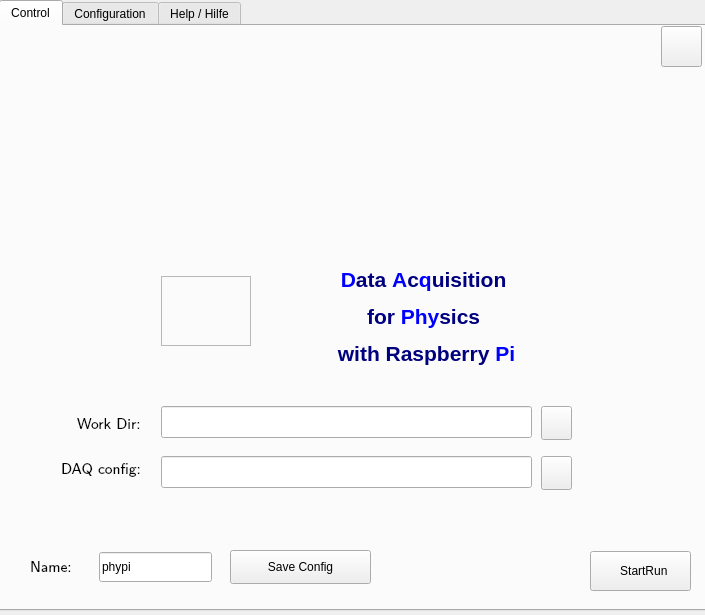
Qt form phypidaq/phypi.ui (GuenterQuast/PhyPiDAQ) before a commit.
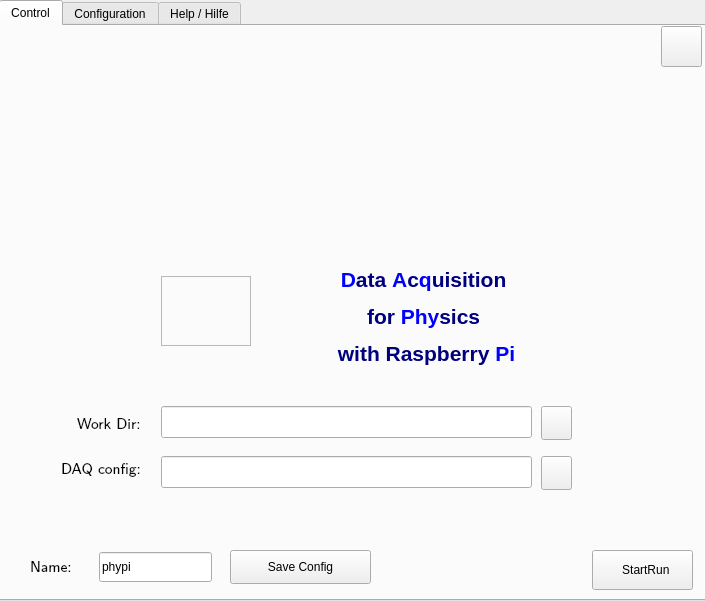
The same form after that commit. The open tabs and pages were chosen to show the change. Icons and pictures are not drawn.

Commit message: fix to image locations

The edit to the form file:
```diff
--- a/phypidaq/phypi.ui
+++ b/phypidaq/phypi.ui
@@ -7,7 +7,7 @@
     <x>0</x>
     <y>0</y>
     <width>705</width>
-    <height>615</height>
+    <height>601</height>
    </rect>
   </property>
   <property name="sizePolicy">
@@ -32,7 +32,7 @@
       <x>-1</x>
       <y>0</y>
       <width>711</width>
-      <height>611</height>
+      <height>601</height>
      </rect>
     </property>
     <property name="toolTip">
@@ -147,8 +147,8 @@
      <widget class="QPushButton" name="pB_StartRun">
       <property name="geometry">
        <rect>
-        <x>589</x>
-        <y>525</y>
+        <x>591</x>
+        <y>524</y>
         <width>101</width>
         <height>40</height>
        </rect>
@@ -297,9 +297,9 @@
       <property name="geometry">
        <rect>
         <x>11</x>
-        <y>475</y>
+        <y>490</y>
         <width>681</width>
-        <height>31</height>
+        <height>16</height>
        </rect>
       </property>
       <layout class="QVBoxLayout" name="verticalLayout"/>
```
Left out of the diff: 20 changed lines with no effect on the pictures. The commit also changes 1 other file.
